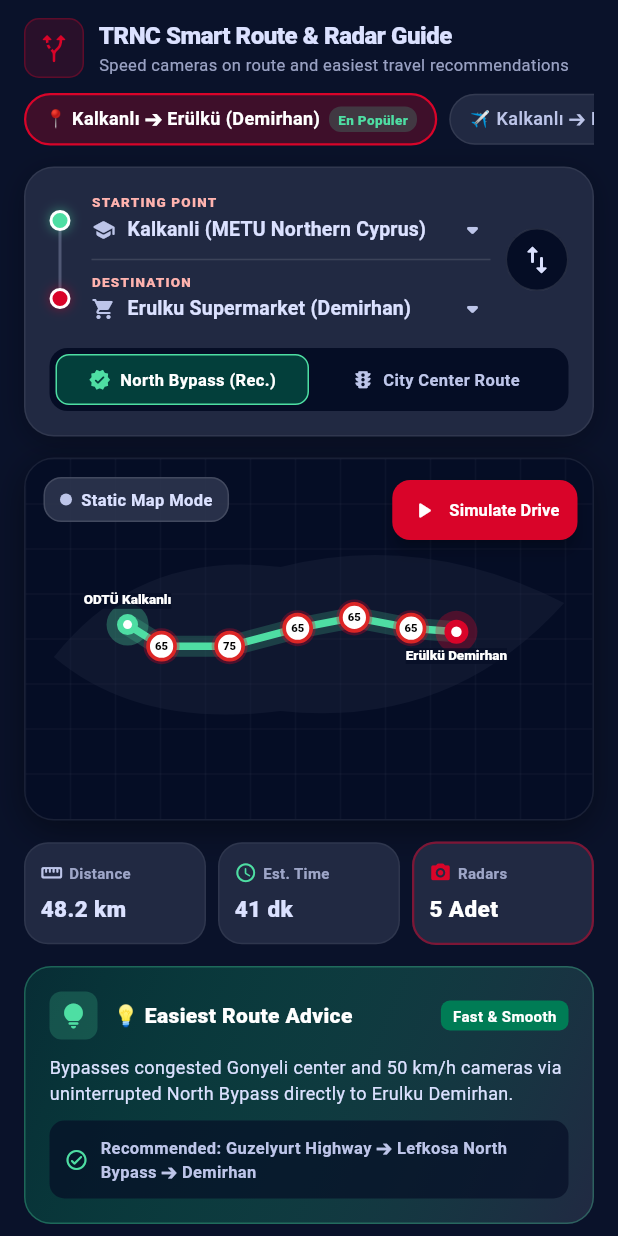
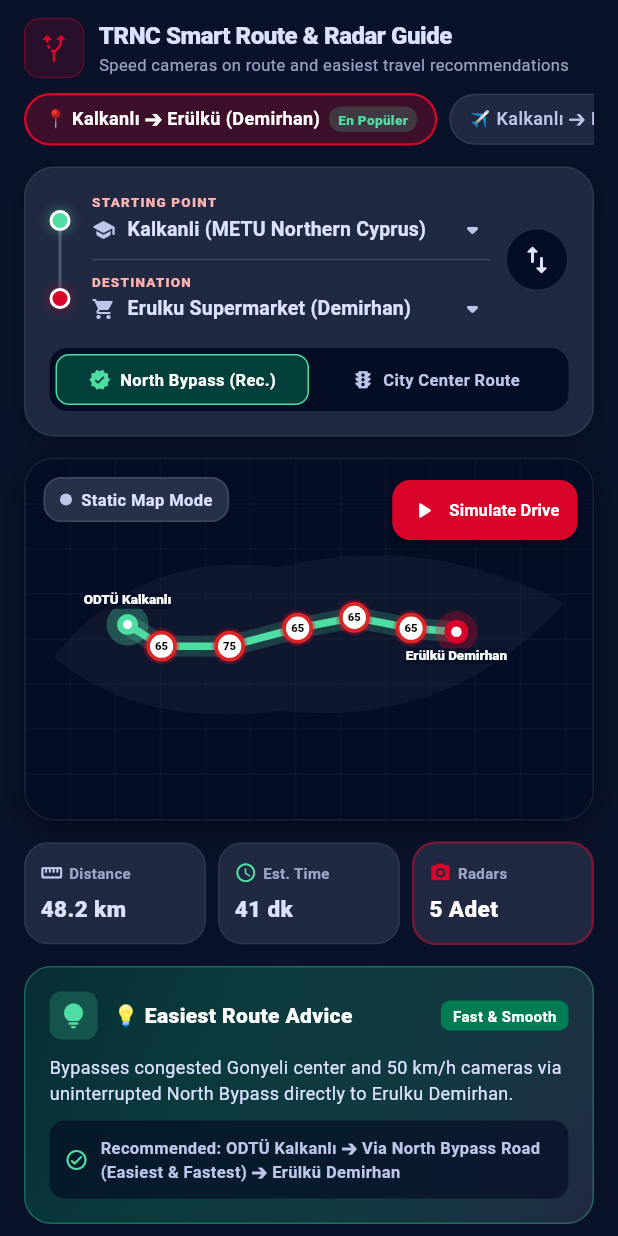
Before and after one commit to Tubi-kara/kktc_ceza, a Flutter app: the YolTarifiSayfasi screen opened directly with empty values, on a phone screen of 412 x 824 dp. Run offline on Flutter 3.47's test engine with Material 3 defaults, Android fonts, the light colour scheme and no system bars.

Commit message:
fix: Resolve right overflow on radar badge in route directions and improve route calculations

```diff
--- a/lib/yol_tarifi_sayfasi.dart
+++ b/lib/yol_tarifi_sayfasi.dart
@@ -549,11 +549,66 @@
       }
     }
 
+    // 🟢 KALKANLI <-> GÜZELYURT MERKEZ ÖZEL ROTASI
+    bool kalkanliGuzelyurtMu = (_baslangicNoktasi.id == "kalkanli" && _varisNoktasi.id == "guzelyurt_merkez") ||
+        (_baslangicNoktasi.id == "guzelyurt_merkez" && _varisNoktasi.id == "kalkanli");
+
+    if (kalkanliGuzelyurtMu) {
+      return HesaplanmisRota(
+        baslangic: _baslangicNoktasi,
+        varis: _varisNoktasi,
+        secenekAdi: "Kalkanlı - Güzelyurt Anayolu",
+        secenekAdiEn: "Kalkanli - Guzelyurt Highway",
+        mesafeKm: 6.2,
+        tahminiDakika: 8,
+        kolaylikOzeti:
+            "ODTÜ Kalkanlı nizamiyesinden Güzelyurt anayolunu takip ederek doğrudan şehir merkezine ve terminale varış. Hızlı ve rahattır.",
+        kolaylikOzetiEn:
+            "Direct route from METU Kalkanli gates along Guzelyurt highway straight to town center & terminal.",
+        radarlar: [kalkanliRadar],
+        manevralar: [
+          RotaManevraAdimi(
+            ikon: Icons.navigation_rounded,
+            baslik: "Kalkanlı ODTÜ Kampüs Çıkışı",
+            baslikEn: "Exit METU Kalkanli Campus",
+            aciklama: "Nizamiyeden ayrılarak Güzelyurt istikametine katılın.",
+            aciklamaEn: "Depart security gates and join Guzelyurt highway.",
+            mesafe: "1.2 km",
+          ),
+          RotaManevraAdimi(
+            ikon: Icons.speed_rounded,
+            baslik: "Kalkanlı Yolu Radar Denetimi",
+            baslikEn: "Kalkanli Road Speed Camera",
+            aciklama: "⚠️ Hız limiti: 65 km/s. ODTÜ güzergahındaki sabit hız radarına dikkat edin.",
+            aciklamaEn: "⚠️ Speed limit: 65 km/h. Watch fixed speed camera on METU route.",
+            mesafe: "3.2 km",
+            bagliRadar: kalkanliRadar,
+            onemliMi: true,
+          ),
+          RotaManevraAdimi(
+            ikon: Icons.place_rounded,
+            baslik: "Güzelyurt Terminal & Merkez Varış",
+            baslikEn: "Guzelyurt Center & Terminal Arrival",
+            aciklama: "Hedefinize ulaştınız. Çarşı ve terminal otoparkına yanaşın.",
+            aciklamaEn: "Destination reached. Proceed to center/terminal parking.",
+            mesafe: "1.8 km",
+            onemliMi: true,
+          ),
+        ],
+        haritaYolNoktalari: const [
+          Offset(0.18, 0.46), // Kalkanlı
+          Offset(0.20, 0.48),
+          Offset(0.22, 0.50),
+          Offset(0.24, 0.52), // Güzelyurt
+        ],
+      );
+    }
+
     // DİĞER ROTALAR İÇİN GENEL HESAPLAMA (Örn: Girne -> Lefkoşa, Gazimağusa -> Erülkü vb.)
     double dx = (_varisNoktasi.lon - _baslangicNoktasi.lon).abs();
     double dy = (_varisNoktasi.lat - _baslangicNoktasi.lat).abs();
-    double distKm = math.sqrt(dx * dx + dy * dy) * 111.0;
-    if (distKm < 5.0) distKm = 8.5;
+    double rawDist = math.sqrt(dx * dx + dy * dy) * 111.0;
+    double distKm = (rawDist * 1.25).clamp(4.0, 110.0);
     int durationMin = (distKm * 1.15).round();
 
     // Rota çevresindeki radarları filtrele
@@ -566,9 +621,44 @@
       return r.lat >= minLat && r.lat <= maxLat && r.lon >= minLon && r.lon <= maxLon;
     }).toList();
 
-    if (yolRadarlari.isEmpty && kktcRadarListesi.isNotEmpty) {
-      yolRadarlari = [kktcRadarListesi.first, kktcRadarListesi[1]];
+    List<RotaManevraAdimi> dinamikManevralar = [
+      RotaManevraAdimi(
+        ikon: Icons.trip_origin_rounded,
+        baslik: "${_baslangicNoktasi.kisaAd}'dan Çıkış Yapın",
+        baslikEn: "Depart from ${_baslangicNoktasi.kisaAd}",
+        aciklama: "Ana caddeye katılarak navigasyon güzergahını takip edin.",
+        aciklamaEn: "Join main thoroughfare and follow route.",
+        mesafe: "${(distKm * 0.2).clamp(1.0, 4.0).toStringAsFixed(1)} km",
+      ),
+    ];
+
+    if (yolRadarlari.isNotEmpty) {
+      dinamikManevralar.add(
+        RotaManevraAdimi(
+          ikon: Icons.speed_rounded,
+          baslik: "${yolRadarlari.first.ad} (Hız Kontrolü)",
+          baslikEn: "${yolRadarlari.first.adEn} (Speed Check)",
+          aciklama:
+              "⚠️ Hız limiti: ${yolRadarlari.first.hizLimiti} km/s. Güzergahtaki sabit denetim noktası.",
+          aciklamaEn: "⚠️ Speed limit: ${yolRadarlari.first.hizLimiti} km/h. Fixed speed point.",
+          mesafe: "${(distKm * 0.5).clamp(1.5, 35.0).toStringAsFixed(1)} km",
+          bagliRadar: yolRadarlari.first,
+          onemliMi: true,
+        ),
+      );
     }
+
+    dinamikManevralar.add(
+      RotaManevraAdimi(
+        ikon: Icons.place_rounded,
+        baslik: "${_varisNoktasi.kisaAd} Varış",
+        baslikEn: "Arrive at ${_varisNoktasi.kisaAd}",
+        aciklama: "Hedefinize ulaştınız. Güvenli park alanına yanaşın.",
+        aciklamaEn: "Destination reached. Proceed to designated parking.",
+        mesafe: "${(distKm * 0.3).clamp(1.0, 8.0).toStringAsFixed(1)} km",
+        onemliMi: true,
+      ),
+    );
 
     return HesaplanmisRota(
       baslangic: _baslangicNoktasi,
@@ -582,45 +672,7 @@
       kolaylikOzetiEn:
           "Optimal route from ${_baslangicNoktasi.kisaAd} to ${_varisNoktasi.kisaAd} using primary bypass corridors.",
       radarlar: yolRadarlari,
-      manevralar: [
-        RotaManevraAdimi(
-          ikon: Icons.trip_origin_rounded,
-          baslik: "${_baslangicNoktasi.kisaAd}'dan Çıkış Yapın",
-          baslikEn: "Depart from ${_baslangicNoktasi.kisaAd}",
-          aciklama: "Ana caddeye katılarak navigasyon güzergahını takip edin.",
-          aciklamaEn: "Join main thoroughfare and follow route.",
-          mesafe: "1.2 km",
-        ),
-        if (yolRadarlari.isNotEmpty)
-          RotaManevraAdimi(
-            ikon: Icons.speed_rounded,
-            baslik: "${yolRadarlari.first.ad} (Hız Kontrolü)",
-            baslikEn: "${yolRadarlari.first.adEn} (Speed Check)",
-            aciklama:
-                "⚠️ Hız limiti: ${yolRadarlari.first.hizLimiti} km/s. Güzergahtaki sabit denetim noktası.",
-            aciklamaEn: "⚠️ Speed limit: ${yolRadarlari.first.hizLimiti} km/h. Fixed speed point.",
-            mesafe: "8.5 km",
-            bagliRadar: yolRadarlari.first,
-            onemliMi: true,
-          ),
-        RotaManevraAdimi(
-          ikon: Icons.alt_route_rounded,
-          baslik: "Çevre Yolu ve Anayol Bağlantısı",
-          baslikEn: "Bypass & Highway Junction",
-          aciklama: "Trafikten kaçınmak için anayol şeridinde kalın.",
-          aciklamaEn: "Stay on highway lane to bypass town traffic.",
-          mesafe: "${(distKm * 0.5).toStringAsFixed(1)} km",
-        ),
-        RotaManevraAdimi(
-          ikon: Icons.place_rounded,
-          baslik: "${_varisNoktasi.kisaAd} Varış",
-          baslikEn: "Arrive at ${_varisNoktasi.kisaAd}",
-          aciklama: "Hedefinize ulaştınız. Güvenli park alanına yanaşın.",
-          aciklamaEn: "Destination reached. Proceed to designated parking.",
-          mesafe: "${(distKm * 0.2).toStringAsFixed(1)} km",
-          onemliMi: true,
-        ),
-      ],
+      manevralar: dinamikManevralar,
       haritaYolNoktalari: const [
         Offset(0.20, 0.40),
         Offset(0.35, 0.48),
@@ -1472,8 +1524,8 @@
                 Expanded(
                   child: Text(
                     widget.turkceMi
-                        ? 'Tavsiye Edilen Güzergah: Güzelyurt Anayolu ➔ Lefkoşa Kuzey Çevre Yolu ➔ Demirhan'
-                        : 'Recommended: Guzelyurt Highway ➔ Lefkosa North Bypass ➔ Demirhan',
+                        ? 'Tavsiye Edilen Güzergah: ${rota.baslangic.kisaAd} ➔ ${rota.secenekAdi} ➔ ${rota.varis.kisaAd}'
+                        : 'Recommended: ${rota.baslangic.kisaAd} ➔ ${rota.secenekAdiEn} ➔ ${rota.varis.kisaAd}',
                     style: const TextStyle(
                       color: NavHtmlColors.secondary,
                       fontSize: 11,
@@ -1761,22 +1813,26 @@
                         if (adim.bagliRadar != null) ...[
                           const SizedBox(height: 6),
                           Container(
-                            padding: const EdgeInsets.symmetric(horizontal: 8, vertical: 3),
+                            padding: const EdgeInsets.symmetric(horizontal: 8, vertical: 4),
                             decoration: BoxDecoration(
                               color: NavHtmlColors.primaryContainer.withValues(alpha: 0.15),
                               borderRadius: BorderRadius.circular(6),
+                              border: Border.all(color: NavHtmlColors.primaryContainer.withValues(alpha: 0.25)),
                             ),
                             child: Row(
-                              mainAxisSize: MainAxisSize.min,
                               children: [
                                 const Icon(Icons.camera_alt_rounded, size: 12, color: NavHtmlColors.primaryContainer),
-                                const SizedBox(width: 4),
-                                Text(
-                                  '${widget.turkceMi ? 'Radar Uyarısı' : 'Camera'}: ${adim.bagliRadar!.hizLimiti} km/s Limit (${adim.bagliRadar!.ad})',
-                                  style: const TextStyle(
-                                    color: NavHtmlColors.primary,
-                                    fontSize: 10,
-                                    fontWeight: FontWeight.w700,
+                                const SizedBox(width: 6),
+                                Expanded(
+                                  child: Text(
+                                    '${widget.turkceMi ? 'Radar Uyarısı' : 'Camera'}: ${adim.bagliRadar!.hizLimiti} km/s Limit (${adim.bagliRadar!.ad})',
+                                    style: const TextStyle(
+                                      color: NavHtmlColors.primary,
+                                      fontSize: 10,
+                                      fontWeight: FontWeight.w700,
+                                    ),
+                                    maxLines: 1,
+                                    overflow: TextOverflow.ellipsis,
                                   ),
                                 ),
                               ],
```
